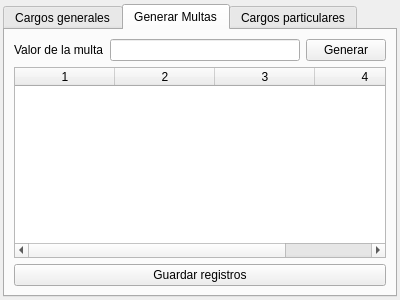
GonzaloHernandez/jpbilling, file billingwindow.ui: the form before one commit.
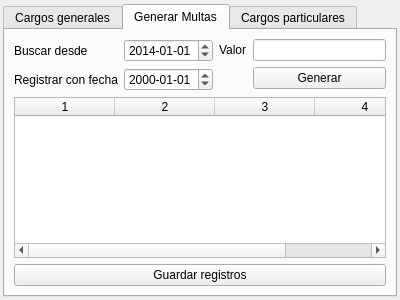
The form after the commit. The open tabs and pages were chosen to show the change.

The edit to the form file:
```diff
--- a/billingwindow.ui
+++ b/billingwindow.ui
@@ -119,24 +119,66 @@
             <enum>QFormLayout::AllNonFixedFieldsGrow</enum>
            </property>
            <item row="0" column="0">
+            <widget class="QLabel" name="label_since">
+             <property name="text">
+              <string>Buscar desde</string>
+             </property>
+            </widget>
+           </item>
+           <item row="0" column="1">
+            <widget class="QDateEdit" name="dateedit_since">
+             <property name="dateTime">
+              <datetime>
+               <hour>0</hour>
+               <minute>0</minute>
+               <second>0</second>
+               <year>2014</year>
+               <month>1</month>
+               <day>1</day>
+              </datetime>
+             </property>
+             <property name="displayFormat">
+              <string>yyyy-MM-dd</string>
+             </property>
+            </widget>
+           </item>
+           <item row="1" column="0">
+            <widget class="QLabel" name="label_at">
+             <property name="text">
+              <string>Registrar con fecha</string>
+             </property>
+            </widget>
+           </item>
+           <item row="1" column="1">
+            <widget class="QDateEdit" name="dateedit_at">
+             <property name="displayFormat">
+              <string>yyyy-MM-dd</string>
+             </property>
+            </widget>
+           </item>
+          </layout>
+         </item>
+         <item>
+          <layout class="QFormLayout" name="formLayout_4">
+           <item row="0" column="0">
             <widget class="QLabel" name="label_penalty">
              <property name="text">
-              <string>Valor de la multa</string>
+              <string>Valor</string>
              </property>
             </widget>
            </item>
            <item row="0" column="1">
             <widget class="QLineEdit" name="lineedit_penalty"/>
            </item>
+           <item row="1" column="1">
+            <widget class="QPushButton" name="button_generate">
+             <property name="text">
+              <string>Generar</string>
+             </property>
+            </widget>
+           </item>
           </layout>
          </item>
-         <item>
-          <widget class="QPushButton" name="button_generate">
-           <property name="text">
-            <string>Generar</string>
-           </property>
-          </widget>
-         </item>
         </layout>
        </item>
        <item>
```
Left out of the diff: 2 changed lines with no effect on the pictures.
